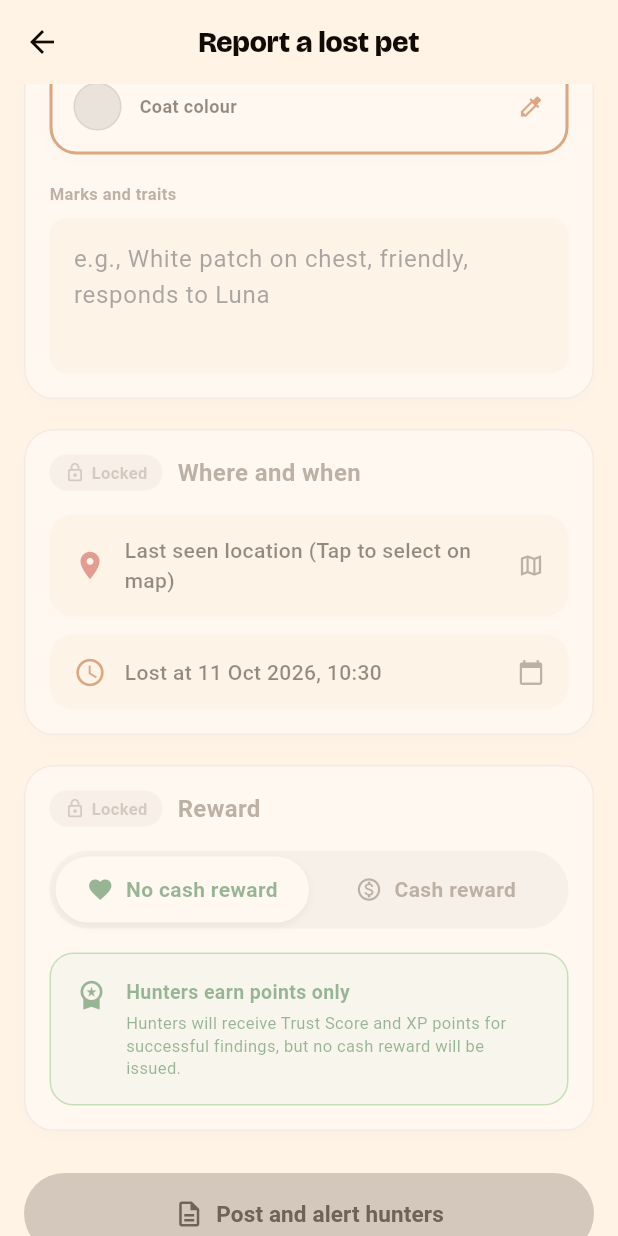
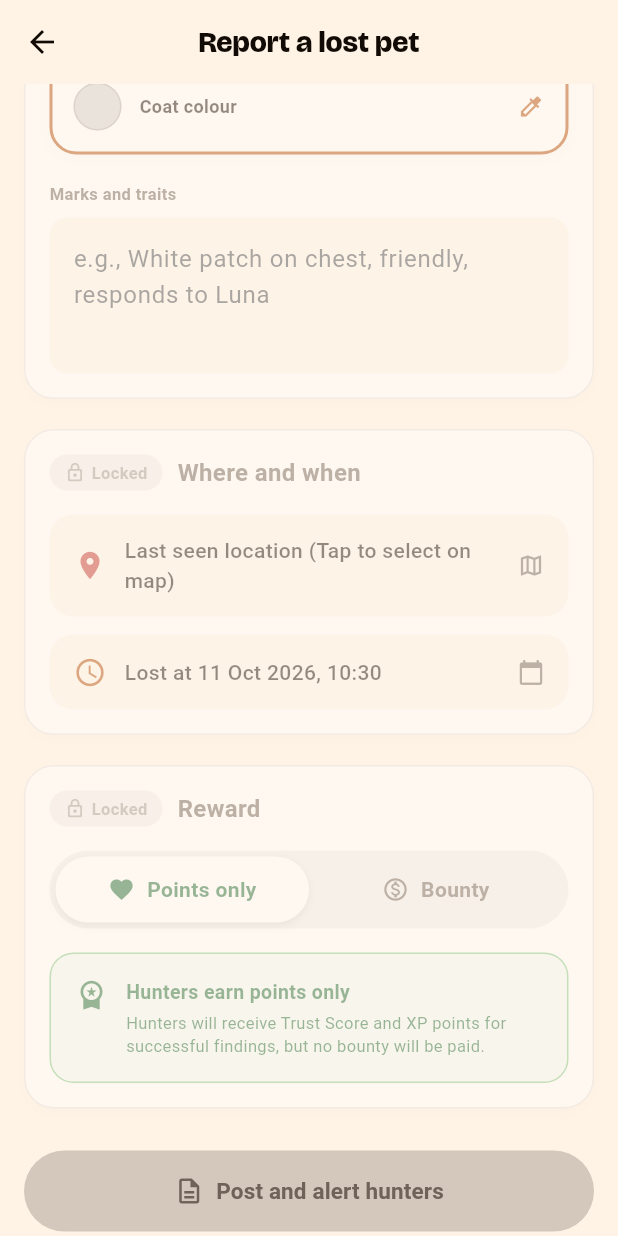
Before and after one commit to KengChayodom/Petty_Bounty_Frontend, a Flutter app: the LostPetPostScreen screen opened by its route, scrolled down 576 dp, on a phone screen of 412 x 824 dp. Run offline on Flutter 3.47's test engine with Material 3 defaults, Android fonts, the phone set to English and light mode, and no system bars; our stand-ins replace cached_network_image, camera, equatable, firebase_core, firebase_messaging, flutter_cache_manager and 11 more; missing offline and left inert: flutter_map_marker_cluster; accounts and stored records are empty; network calls fail.

Commit message:
Chnge word for more understanding

```diff
--- a/lib/src/features/lost_pet_post/presentation/edit_lost_pet_post_screen.dart
+++ b/lib/src/features/lost_pet_post/presentation/edit_lost_pet_post_screen.dart
@@ -574,14 +574,14 @@ class _BountyEditor extends StatelessWidget {
               _modeButton(
                 selected: !isBountyMode,
                 icon: Icons.favorite,
-                label: 'No cash reward',
+                label: 'Points only',
                 activeColor: kSuccessDeep,
                 onTap: minAmount > 0 ? null : () => onModeChanged(false),
               ),
               _modeButton(
                 selected: isBountyMode,
                 icon: Icons.monetization_on_outlined,
-                label: 'Cash reward',
+                label: 'Bounty',
                 activeColor: kBrandDeep,
                 onTap: () => onModeChanged(true),
               ),
--- a/lib/src/features/lost_pet_post/presentation/widgets/bounty_section_widget.dart
+++ b/lib/src/features/lost_pet_post/presentation/widgets/bounty_section_widget.dart
@@ -40,14 +40,14 @@ class BountySectionWidget extends ConsumerWidget {
               _buildModeToggleButton(
                 selected: !isBountyMode,
                 icon: Icons.favorite,
-                label: 'No cash reward',
+                label: 'Points only',
                 activeColor: kSuccessDeep,
                 onTap: () => notifier.updateBountyMode(false),
               ),
               _buildModeToggleButton(
                 selected: isBountyMode,
                 icon: Icons.monetization_on_outlined,
-                label: 'Cash reward',
+                label: 'Bounty',
                 activeColor: kBrandDeep,
                 onTap: () => notifier.updateBountyMode(true),
               ),
@@ -65,7 +65,7 @@ class BountySectionWidget extends ConsumerWidget {
             accent: kSuccessDeep,
             title: 'Hunters earn points only',
             description:
-                'Hunters will receive Trust Score and XP points for successful findings, but no cash reward will be issued.',
+                'Hunters will receive Trust Score and XP points for successful findings, but no bounty will be paid.',
           )
         else ...[
           _buildRewardInfoBox(
@@ -73,9 +73,9 @@ class BountySectionWidget extends ConsumerWidget {
             border: const Color(0xFFFFEEBA),
             icon: Icons.flash_on,
             accent: Colors.brown,
-            title: 'CASH REWARD + XP',
+            title: 'BOUNTY + XP',
             description:
-                'Hunters will receive the full cash bounty PLUS Trust Score and XP points upon successful verification.',
+                'Hunters will receive the full bounty, paid by PromptPay transfer, PLUS Trust Score and XP points upon successful verification.',
           ),
           const SizedBox(height: 16),
 
@@ -194,7 +194,7 @@ class BountySectionWidget extends ConsumerWidget {
     );
   }
 
-  /// The green "XP REWARD ONLY" / orange "CASH REWARD + XP" explainer box —
+  /// The green "XP REWARD ONLY" / orange "BOUNTY + XP" explainer box —
   /// one parameterized builder instead of two copy-pasted blocks.
   Widget _buildRewardInfoBox({
     required Color background,
```
Also changed, not shown: 1 other file.
